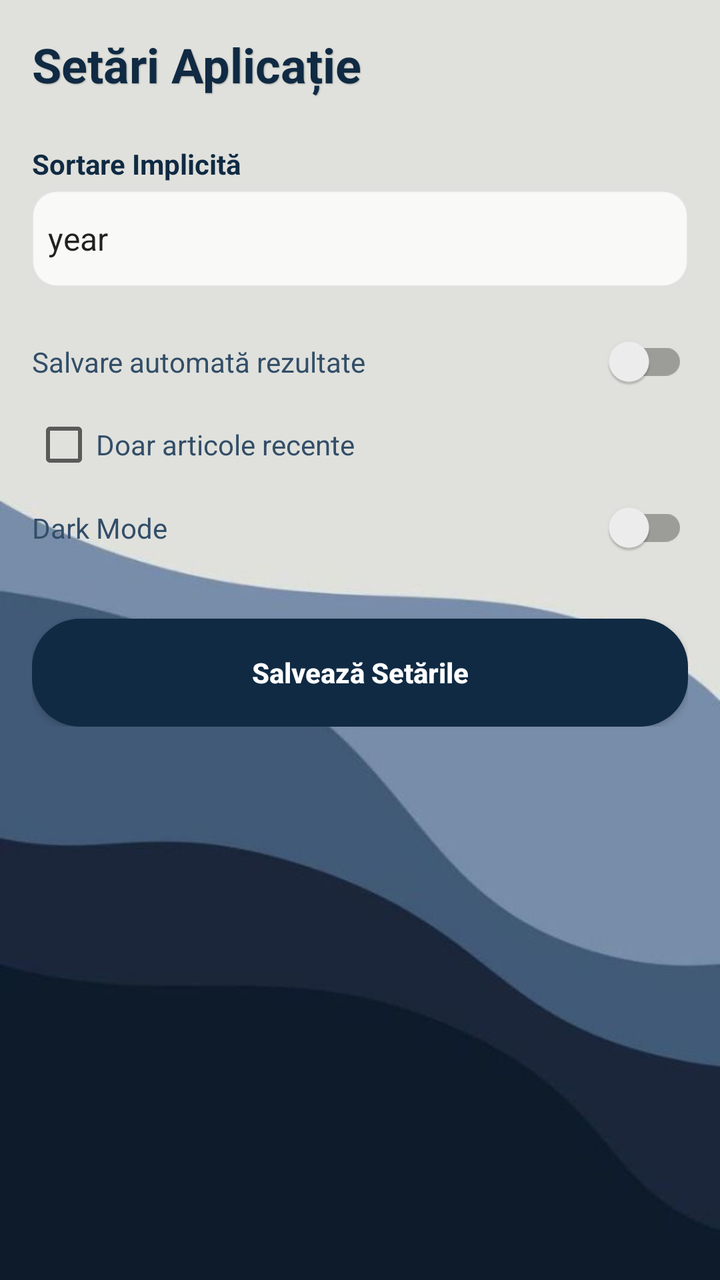
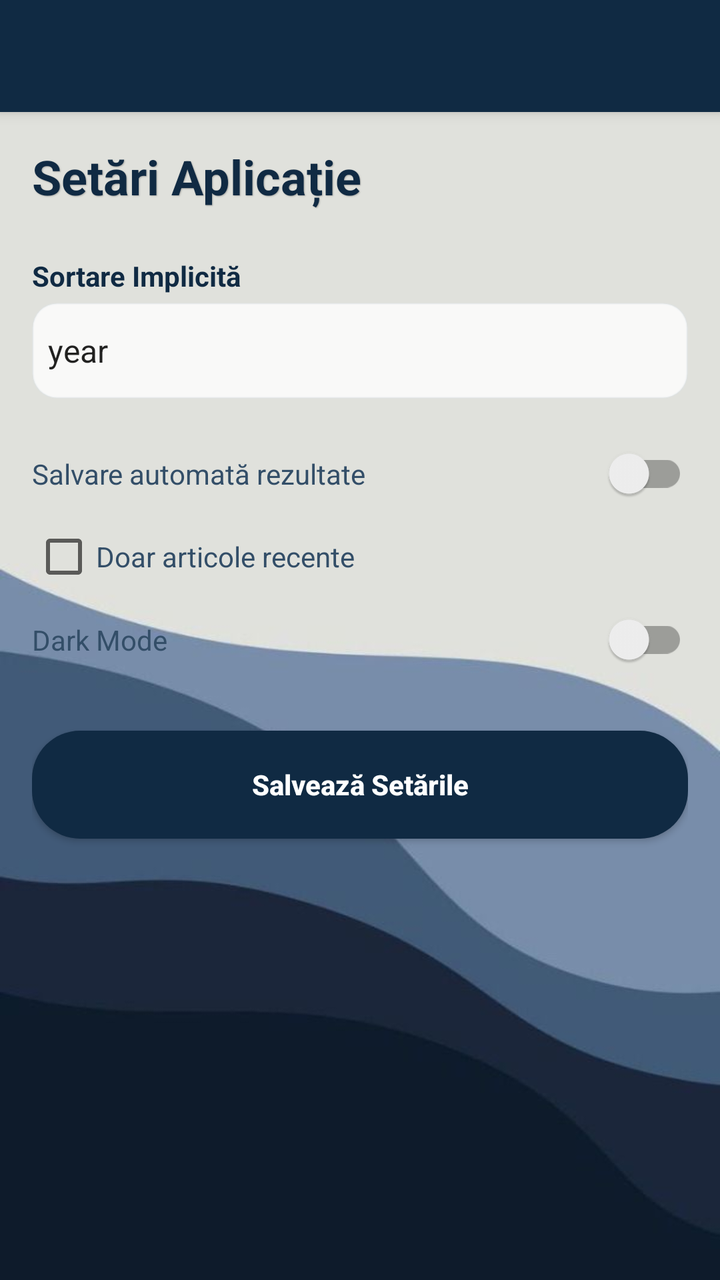

Screens rendered from an Android XML layout before and after an edit, with the pre-edit source and the edit as a unified diff.
<!-- AndroidManifest.xml: application theme Theme.MyApplication -->
<!-- res/layout/activity_settings.xml -->
<?xml version="1.0" encoding="utf-8"?>
<ScrollView xmlns:android="http://schemas.android.com/apk/res/android"
    android:layout_width="match_parent"
    android:layout_height="match_parent"
    android:fitsSystemWindows="true"
    android:background="@drawable/app_background">

    <LinearLayout
        android:layout_width="match_parent"
        android:layout_height="wrap_content"
        android:orientation="vertical"
        android:padding="16dp"
        android:background="@android:color/transparent">

        <TextView
            android:layout_width="wrap_content"
            android:layout_height="wrap_content"
            android:text="@string/title_settings"
            android:textSize="24sp"
            android:textStyle="bold"
            android:textColor="@color/navy_primary"
            android:layout_marginBottom="24dp"
            android:shadowColor="#40000000"
            android:shadowDx="1"
            android:shadowDy="1"
            android:shadowRadius="1"/>

        <TextView
            android:layout_width="wrap_content"
            android:layout_height="wrap_content"
            android:text="@string/label_default_sort"
            android:textStyle="bold"
            android:textColor="@color/text_title"
            android:layout_marginBottom="4dp"/>
        <Spinner
            android:id="@+id/spDefaultSort"
            android:layout_width="match_parent"
            android:layout_height="48dp"
            android:background="@drawable/bg_card_academic"
            android:entries="@array/sort_array"
            android:layout_marginBottom="24dp"/>

        <androidx.appcompat.widget.SwitchCompat
            android:id="@+id/swAutoSave"
            android:layout_width="match_parent"
            android:layout_height="wrap_content"
            android:text="@string/label_auto_save"
            android:textColor="@color/text_body"
            android:layout_marginBottom="12dp"/>

        <CheckBox
            android:id="@+id/cbRecentOnly"
            android:layout_width="match_parent"
            android:layout_height="wrap_content"
            android:text="@string/label_recent_only"
            android:textColor="@color/text_body"
            android:layout_marginBottom="12dp"/>

        <androidx.appcompat.widget.SwitchCompat
            android:id="@+id/swDarkMode"
            android:layout_width="match_parent"
            android:layout_height="wrap_content"
            android:text="@string/label_dark_mode"
            android:textColor="@color/text_body"
            android:layout_marginBottom="32dp"/>

        <Button
            android:id="@+id/btnSaveSettings"
            android:layout_width="match_parent"
            android:layout_height="54dp"
            android:text="@string/btn_save_settings"
            android:background="@drawable/btn_academic_primary"
            android:textColor="#FFFFFF"
            android:textAllCaps="false"
            android:textStyle="bold" />

    </LinearLayout>
</ScrollView>
<!-- resources referenced by this layout -->
<resources>
  <string-array name="sort_array">
          <item>year</item>
          <item>citations</item>
          <item>source</item>
      </string-array>
  <color name="navy_primary">#102A43</color>
  <color name="text_body">#334E68</color>
  <color name="text_title">#102A43</color>
  <!-- drawable app_background: jpg bitmap (drawable, 11839 bytes) -->
  <!-- drawable bg_card_academic (drawable) -->
  <?xml version="1.0" encoding="utf-8"?>
  <shape xmlns:android="http://schemas.android.com/apk/res/android">
      <solid android:color="#CCFFFFFF" />
      <corners android:radius="12dp" />
      <stroke android:width="1dp" android:color="#40D9E2EC" />
  </shape>
  <!-- drawable btn_academic_primary (drawable) -->
  <?xml version="1.0" encoding="utf-8"?>
  <ripple xmlns:android="http://schemas.android.com/apk/res/android"
      android:color="#40FFFFFF">
      <item>
          <shape android:shape="rectangle">
              <solid android:color="@color/navy_primary" />
              <corners android:radius="24dp" />
          </shape>
      </item>
  </ripple>
  <string name="btn_save_settings">Salvează Setările</string>
  <string name="label_auto_save">Salvare automată rezultate</string>
  <string name="label_dark_mode">Dark Mode</string>
  <string name="label_default_sort">Sortare Implicită</string>
  <string name="label_recent_only">Doar articole recente</string>
  <string name="title_settings">Setări Aplicație</string>
  <style name="Theme.MyApplication" parent="Base.Theme.MyApplication" />
  <style name="Base.Theme.MyApplication" parent="Theme.AppCompat.Light.NoActionBar">
          
          <item name="colorPrimary">@color/colorPrimary</item>
          <item name="colorPrimaryDark">@color/colorPrimaryDark</item>
          <item name="colorAccent">@color/colorAccent</item>
          <item name="android:windowAnimationStyle">@style/WindowAnimationTransition</item>
      </style>
  <color name="colorPrimary">@color/navy_primary</color>
  <color name="colorPrimaryDark">@color/navy_dark</color>
  <color name="colorAccent">@color/gold_accent</color>
  <style name="WindowAnimationTransition">
          <item name="android:windowEnterAnimation">@android:anim/fade_in</item>
          <item name="android:windowExitAnimation">@android:anim/fade_out</item>
      </style>
  <color name="navy_dark">#000000</color>
  <color name="gold_accent">#B8860B</color>
</resources>

<!-- the commit's change to res/layout/activity_settings.xml (unified diff, before → after) -->
@@ -1,16 +1,25 @@
 <?xml version="1.0" encoding="utf-8"?>
-<ScrollView xmlns:android="http://schemas.android.com/apk/res/android"
+<LinearLayout xmlns:android="http://schemas.android.com/apk/res/android"
     android:layout_width="match_parent"
     android:layout_height="match_parent"
+    android:orientation="vertical"
     android:fitsSystemWindows="true"
-    android:background="@drawable/app_background">
+    android:background="@color/navy_primary">
 
-    <LinearLayout
+    <include layout="@layout/toolbar_main" />
+
+    <ScrollView
         android:layout_width="match_parent"
-        android:layout_height="wrap_content"
-        android:orientation="vertical"
-        android:padding="16dp"
-        android:background="@android:color/transparent">
+        android:layout_height="match_parent"
+        android:background="@drawable/app_background"
+        android:fillViewport="true">
+
+        <LinearLayout
+            android:layout_width="match_parent"
+            android:layout_height="wrap_content"
+            android:orientation="vertical"
+            android:padding="16dp"
+            android:background="@android:color/transparent">
 
         <TextView
             android:layout_width="wrap_content"
@@ -75,4 +84,16 @@
             android:textStyle="bold" />
 
     </LinearLayout>
-</ScrollView>
+    </ScrollView>
+</LinearLayout>
+<!-- res/layout/toolbar_main.xml (included above) -->
+<?xml version="1.0" encoding="utf-8"?>
+<androidx.appcompat.widget.Toolbar xmlns:android="http://schemas.android.com/apk/res/android"
+    xmlns:app="http://schemas.android.com/apk/res-auto"
+    android:id="@+id/toolbar"
+    android:layout_width="match_parent"
+    android:layout_height="?attr/actionBarSize"
+    android:background="?attr/colorPrimary"
+    android:elevation="4dp"
+    android:theme="@style/ThemeOverlay.AppCompat.Dark.ActionBar"
+    app:popupTheme="@style/ThemeOverlay.AppCompat.Light" />
<!-- resource entries referenced after the edit -->
@@ -36,19 +36,16 @@
   <style name="Theme.MyApplication" parent="Base.Theme.MyApplication" />
   <style name="Base.Theme.MyApplication" parent="Theme.AppCompat.Light.NoActionBar">
           
-          <item name="colorPrimary">@color/colorPrimary</item>
-          <item name="colorPrimaryDark">@color/colorPrimaryDark</item>
+          <item name="colorPrimary">@color/navy_primary</item>
+          <item name="colorPrimaryDark">@color/navy_primary</item>
           <item name="colorAccent">@color/colorAccent</item>
           <item name="android:windowAnimationStyle">@style/WindowAnimationTransition</item>
       </style>
-  <color name="colorPrimary">@color/navy_primary</color>
-  <color name="colorPrimaryDark">@color/navy_dark</color>
   <color name="colorAccent">@color/gold_accent</color>
   <style name="WindowAnimationTransition">
           <item name="android:windowEnterAnimation">@android:anim/fade_in</item>
           <item name="android:windowExitAnimation">@android:anim/fade_out</item>
       </style>
-  <color name="navy_dark">#000000</color>
   <color name="gold_accent">#B8860B</color>
 </resources>
 
